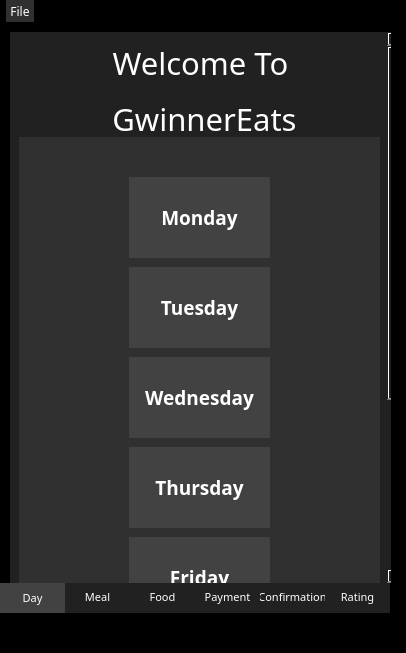
Above: Gwinner/mainwindow.ui from SPUKeenan/GwinnerEats before the change. Below: the same form after it.
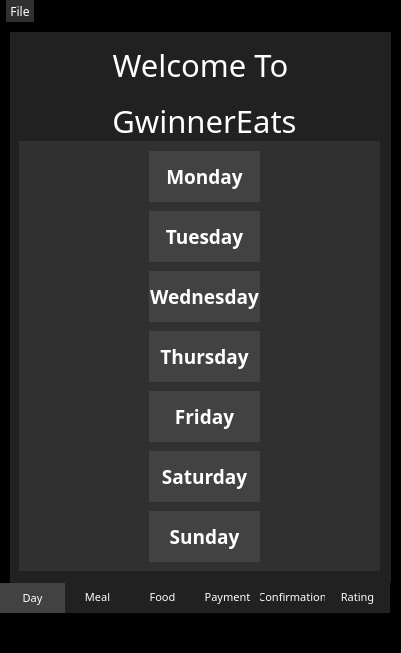
That is the form after the change. The open tabs and pages were chosen to show the change. Icons and pictures are not drawn.

Commit message: updated button size

What changed in the file:
```diff
--- a/Gwinner/mainwindow.ui
+++ b/Gwinner/mainwindow.ui
@@ -6,7 +6,7 @@
    <rect>
     <x>0</x>
     <y>0</y>
-    <width>406</width>
+    <width>401</width>
     <height>653</height>
    </rect>
   </property>
@@ -143,7 +143,7 @@
 background-color: rgb(33, 33, 33);</string>
       </property>
       <property name="verticalScrollBarPolicy">
-       <enum>Qt::ScrollBarAlwaysOn</enum>
+       <enum>Qt::ScrollBarAlwaysOff</enum>
       </property>
       <property name="horizontalScrollBarPolicy">
        <enum>Qt::ScrollBarAlwaysOff</enum>
@@ -156,8 +156,8 @@
         <rect>
          <x>0</x>
          <y>0</y>
-         <width>389</width>
-         <height>814</height>
+         <width>391</width>
+         <height>551</height>
         </rect>
        </property>
        <layout class="QVBoxLayout" name="verticalLayout_3">
@@ -194,13 +194,13 @@
           <property name="minimumSize">
            <size>
             <width>361</width>
-            <height>700</height>
+            <height>430</height>
            </size>
           </property>
           <property name="maximumSize">
            <size>
             <width>361</width>
-            <height>700</height>
+            <height>430</height>
            </size>
           </property>
           <property name="styleSheet">
@@ -213,10 +213,10 @@
           <widget class="QPushButton" name="MonButton">
            <property name="geometry">
             <rect>
-             <x>110</x>
-             <y>40</y>
-             <width>141</width>
-             <height>81</height>
+             <x>130</x>
+             <y>10</y>
+             <width>111</width>
+             <height>51</height>
             </rect>
            </property>
            <property name="font">
@@ -245,10 +245,10 @@
           <widget class="QPushButton" name="TuesButton">
            <property name="geometry">
             <rect>
-             <x>110</x>
-             <y>130</y>
-             <width>141</width>
-             <height>81</height>
+             <x>130</x>
+             <y>70</y>
+             <width>111</width>
+             <height>51</height>
             </rect>
            </property>
            <property name="font">
@@ -276,10 +276,10 @@
           <widget class="QPushButton" name="WedButton">
            <property name="geometry">
             <rect>
-             <x>110</x>
-             <y>220</y>
-             <width>141</width>
-             <height>81</height>
+             <x>130</x>
+             <y>130</y>
+             <width>111</width>
+             <height>51</height>
             </rect>
            </property>
            <property name="font">
@@ -307,10 +307,10 @@
           <widget class="QPushButton" name="ThurButton">
            <property name="geometry">
             <rect>
-             <x>110</x>
-             <y>310</y>
-             <width>141</width>
-             <height>81</height>
+             <x>130</x>
+             <y>190</y>
+             <width>111</width>
+             <height>51</height>
             </rect>
            </property>
            <property name="font">
@@ -338,10 +338,10 @@
           <widget class="QPushButton" name="FriButton">
            <property name="geometry">
             <rect>
-             <x>110</x>
-             <y>400</y>
-             <width>141</width>
-             <height>81</height>
+             <x>130</x>
+             <y>250</y>
+             <width>111</width>
+             <height>51</height>
             </rect>
            </property>
            <property name="font">
@@ -369,10 +369,10 @@
           <widget class="QPushButton" name="SatButton">
            <property name="geometry">
             <rect>
-             <x>110</x>
-             <y>490</y>
-             <width>141</width>
-             <height>81</height>
+             <x>130</x>
+             <y>310</y>
+             <width>111</width>
+             <height>51</height>
             </rect>
            </property>
            <property name="font">
@@ -400,10 +400,10 @@
           <widget class="QPushButton" name="SunButton">
            <property name="geometry">
             <rect>
-             <x>110</x>
-             <y>580</y>
-             <width>141</width>
-             <height>81</height>
+             <x>130</x>
+             <y>370</y>
+             <width>111</width>
+             <height>51</height>
             </rect>
            </property>
            <property name="font">
@@ -3114,7 +3114,7 @@
     <rect>
      <x>0</x>
      <y>0</y>
-     <width>406</width>
+     <width>401</width>
      <height>22</height>
     </rect>
    </property>
```
Left out of the diff: 2 changed lines with no effect on the pictures.
